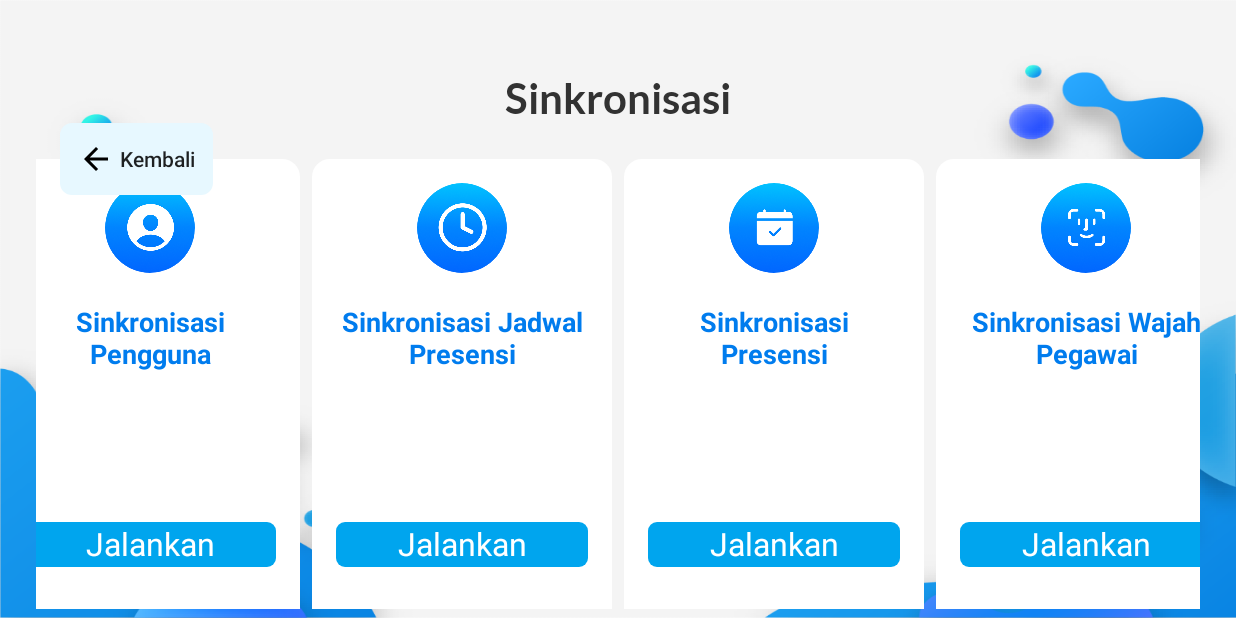
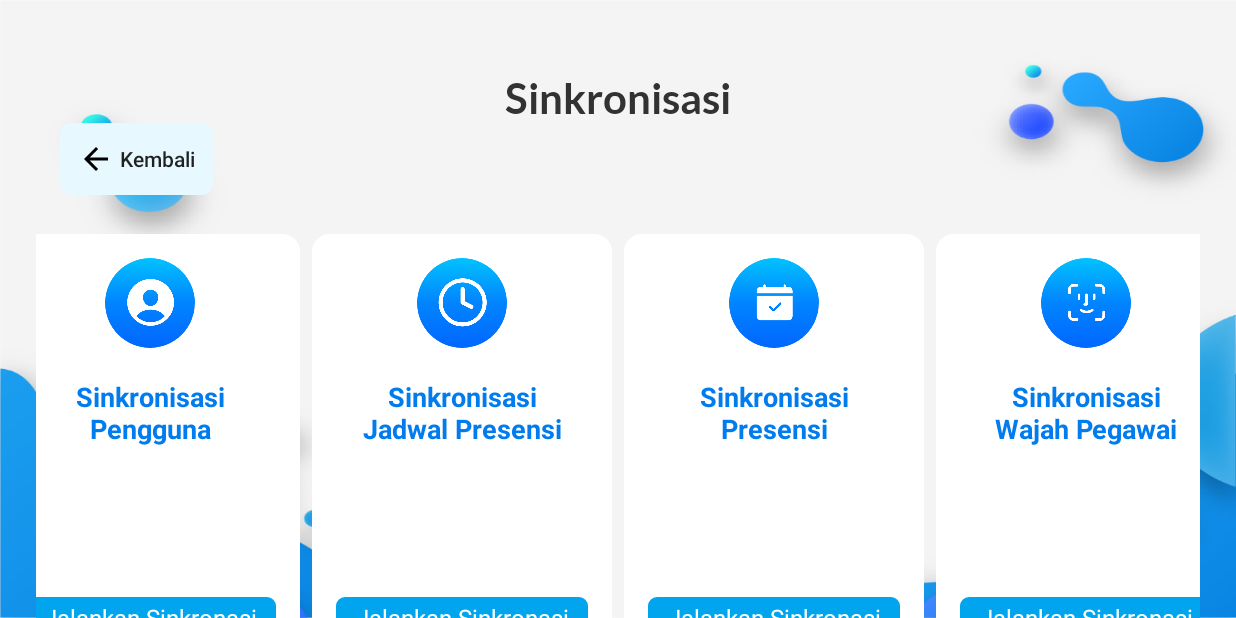
Before and after one commit to Yudas1337/skripsi-absensi-face-recognition, an Android app: the SyncActivity screen opened directly, with no data from a screen before it, on a phone screen of 824 x 412 dp (held sideways). Run offline under Robolectric (Android 15) with nearby library versions, the phone set to English and light mode, and no system bars; our stand-ins replace CircleImageView; libraries missing offline, so code that uses them is left out: cn.pedant; 1 statement that could not run was skipped.

Commit message:
fix sync page

```diff
--- a/Android/app/src/main/res/layout/activity_sync.xml
+++ b/Android/app/src/main/res/layout/activity_sync.xml
@@ -40,15 +40,16 @@
         app:layout_constraintTop_toBottomOf="@+id/textView"
         tools:ignore="MissingConstraints" />
 
-<!--    Isi -->
     <LinearLayout
         android:layout_width="match_parent"
         android:layout_height="wrap_content"
+        android:layout_marginTop="50dp"
         android:gravity="center"
         android:orientation="horizontal"
         android:padding="24dp"
+
         app:layout_constraintEnd_toEndOf="parent"
-
+        app:layout_constraintHorizontal_bias="0.0"
         app:layout_constraintStart_toStartOf="parent"
         app:layout_constraintTop_toBottomOf="@+id/textView"
         tools:ignore="MissingConstraints">
@@ -88,15 +89,16 @@
             <LinearLayout
                 android:id="@+id/menu_1"
                 android:layout_width="match_parent"
-                android:background="@drawable/rounded_blue_bg"
-                android:layout_height="30dp">
+                android:layout_height="28dp"
+                android:background="@drawable/rounded_blue_bg">
+
                 <TextView
                     android:layout_width="match_parent"
                     android:layout_height="match_parent"
                     android:gravity="center"
+                    android:text="Jalankan Sinkronasi"
                     android:textColor="@color/white"
-                    android:text="Jalankan Sinkronasi"
-                    android:textSize="32px" />
+                    android:textSize="24px" />
             </LinearLayout>
         </LinearLayout>
 
@@ -134,15 +136,16 @@
             <LinearLayout
                 android:id="@+id/menu_2"
                 android:layout_width="match_parent"
-                android:background="@drawable/rounded_blue_bg"
-                android:layout_height="30dp">
+                android:layout_height="28dp"
+                android:background="@drawable/rounded_blue_bg">
+
                 <TextView
                     android:layout_width="match_parent"
                     android:layout_height="match_parent"
                     android:gravity="center"
+                    android:text="Jalankan Sinkronasi"
                     android:textColor="@color/white"
-                    android:text="Jalankan Sinkronasi"
-                    android:textSize="32px" />
+                    android:textSize="24px" />
             </LinearLayout>
 
 
@@ -182,15 +185,16 @@
             <LinearLayout
                 android:id="@+id/menu_3"
                 android:layout_width="match_parent"
-                android:background="@drawable/rounded_blue_bg"
-                android:layout_height="30dp">
+                android:layout_height="28dp"
+                android:background="@drawable/rounded_blue_bg">
+
                 <TextView
                     android:layout_width="match_parent"
                     android:layout_height="match_parent"
                     android:gravity="center"
+                    android:text="Jalankan Sinkronasi"
                     android:textColor="@color/white"
-                    android:text="Jalankan Sinkronasi"
-                    android:textSize="32px" />
+                    android:textSize="24px" />
             </LinearLayout>
 
         </LinearLayout>
@@ -228,15 +232,16 @@
             <LinearLayout
                 android:id="@+id/menu_4"
                 android:layout_width="match_parent"
-                android:background="@drawable/rounded_blue_bg"
-                android:layout_height="30dp">
+                android:layout_height="28dp"
+                android:background="@drawable/rounded_blue_bg">
+
                 <TextView
                     android:layout_width="match_parent"
                     android:layout_height="match_parent"
                     android:gravity="center"
+                    android:text="Jalankan Sinkronasi"
                     android:textColor="@color/white"
-                    android:text="Jalankan Sinkronasi"
-                    android:textSize="32px" />
+                    android:textSize="24px" />
             </LinearLayout>
         </LinearLayout>
 
--- a/Android/app/src/main/res/values/strings.xml
+++ b/Android/app/src/main/res/values/strings.xml
@@ -25,10 +25,10 @@
 
     <string name="back_button">Kembali</string>
 
-    <string name="sync_menu_1">Sinkronisasi Pengguna</string>
-    <string name="sync_menu_2">Sinkronisasi Jadwal Presensi</string>
-    <string name="sync_menu_3">Sinkronisasi Presensi</string>
-    <string name="sync_menu_4">Sinkronisasi Wajah Pegawai</string>
+    <string name="sync_menu_1">Sinkronisasi\nPengguna</string>
+    <string name="sync_menu_2">Sinkronisasi\nJadwal Presensi</string>
+    <string name="sync_menu_3">Sinkronisasi\nPresensi</string>
+    <string name="sync_menu_4">Sinkronisasi\nWajah Pegawai</string>
 
     <string name="title_activity_user_list">Activity User List</string>
 </resources>
```
